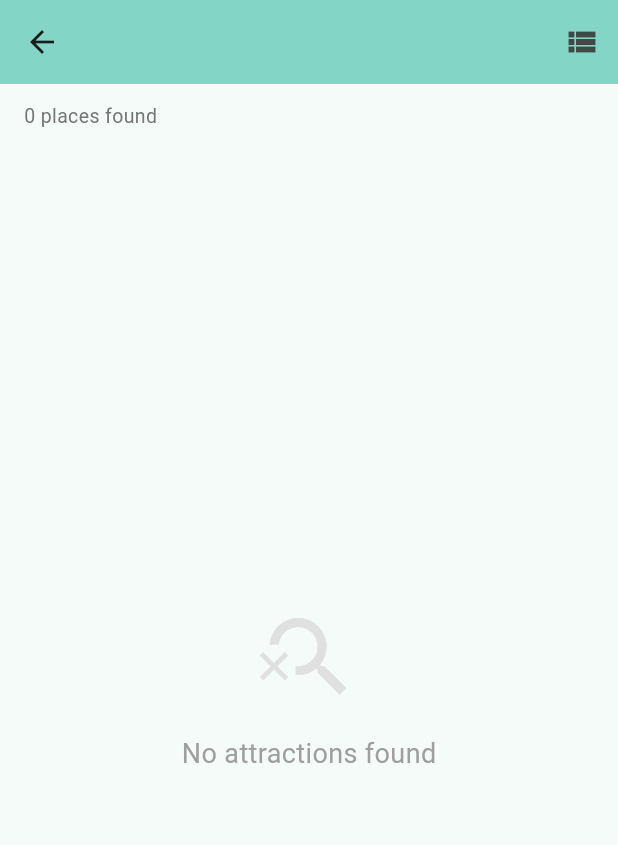
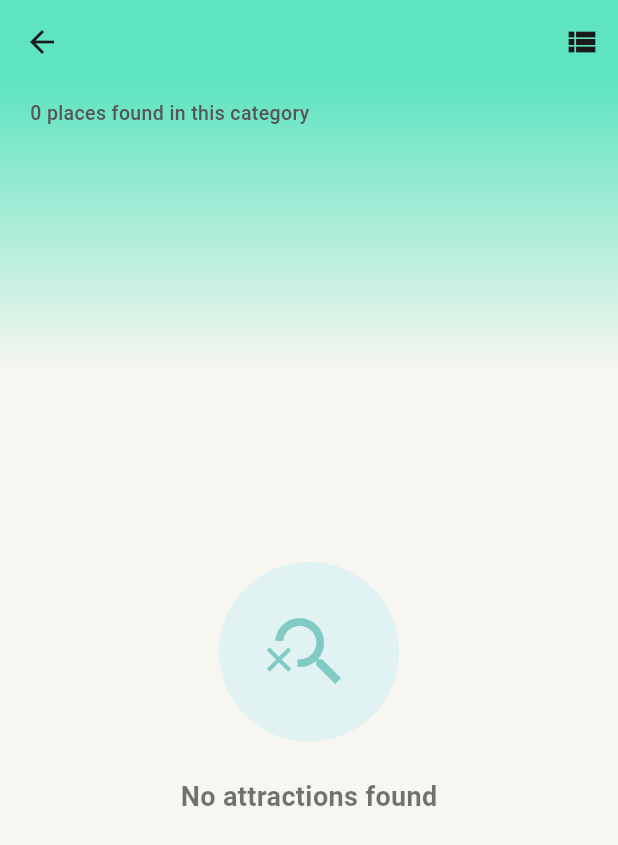
Before and after one commit to HANSI37-A/SriLanka-travel-guide, a Flutter app: the CategoryScreen screen opened directly with empty values, on a phone screen of 412 x 824 dp. Shown: the top 845 px of the screen. Run offline on Flutter 3.47's test engine with Material 3 defaults, Android fonts, the phone set to English and light mode, and no system bars; our stand-ins replace geolocator, image_picker, shared_preferences, sqflite; accounts and stored records are empty; network calls fail.

Commit message:
Refactor CategoryScreen layout; update styling and implement PlaceCard for attractions display

```diff
--- a/lib/screens/category_screen.dart
+++ b/lib/screens/category_screen.dart
@@ -1,6 +1,6 @@
 import 'package:flutter/material.dart';
 import '../models/attraction.dart';
-import '../widgets/attraction_card.dart';
+import '../widgets/place_card.dart';
 
 class CategoryScreen extends StatefulWidget {
   final String title;
@@ -29,12 +29,18 @@ class _CategoryScreenState extends State<CategoryScreen> {
         .toList();
 
     return Scaffold(
+      backgroundColor: const Color(0xFFF8F6F0),
       appBar: AppBar(
         title: Text(
           widget.title,
-          style: const TextStyle(fontWeight: FontWeight.bold),
+          style: const TextStyle(
+            fontWeight: FontWeight.bold,
+            color: Color(0xFF1A1A1A),
           ),
-        backgroundColor: Theme.of(context).colorScheme.inversePrimary,
+        ),
+        elevation: 0,
+        backgroundColor: const Color(0xFF5FE4C1), // Seamlessly flows down into the container gradient
+        foregroundColor: const Color(0xFF1A1A1A),
         actions: [
           IconButton(
             icon: Icon(_isGridView ? Icons.view_list : Icons.grid_view),
@@ -43,59 +49,111 @@ class _CategoryScreenState extends State<CategoryScreen> {
           ),
         ],
       ),
-      body: Column(
+      body: Container(
+        decoration: const BoxDecoration(
+          gradient: LinearGradient(
+            begin: Alignment.topCenter,
+            end: Alignment.bottomCenter,
+            colors: [
+              Color(0xFF5FE4C1), // High deeper accent teal finish tint
+              Color(0xFFF8F6F0), // Low flat cream body structure tone
+            ],
+            stops: [0.0, 0.25], // Fades nicely within top header portion bounds
+          ),
+        ),
+        child: Column(
           children: [
-          // Count Header
+
             Padding(
-            padding: const EdgeInsets.fromLTRB(16, 12, 16, 8),
+              padding: const EdgeInsets.symmetric(horizontal: 20, vertical: 10),
               child: Row(
                 children: [
                   Text(
-                  '${displayList.length} places found',
-                  style: TextStyle(color: Colors.grey[600], fontSize: 13),
+                    '${displayList.length} places found in this category',
+                    style: const TextStyle(
+                      color: Color(0xFF555555),
+                      fontSize: 13,
+                      fontWeight: FontWeight.w500,
+                    ),
                   ),
                 ],
               ),
             ),
-          if (displayList.isEmpty)
+
+            // ── Content Layout ────────────────────────────
             Expanded(
-              child: Center(
+              child: displayList.isEmpty
+                  ? _buildEmptyState()
+                  : _isGridView
+                      ? _buildGridView(displayList)
+                      : _buildListView(displayList),
+            ),
+          ],
+        ),
+      ),
+    );
+  }
+
+
+  Widget _buildEmptyState() {
+    return Center(
       child: Column(
         mainAxisAlignment: MainAxisAlignment.center,
         children: [
-                    Icon(Icons.search_off, size: 70, color: Colors.grey[300]),
-                    const SizedBox(height: 16),
-                    Text('No attractions found',
-                        style: TextStyle(fontSize: 18, color: Colors.grey[500])),
-                  ],
+          Container(
+            width: 120,
+            height: 120,
+            decoration: BoxDecoration(
+              color: Colors.teal.shade50,
+              shape: BoxShape.circle,
             ),
+            child: Icon(Icons.search_off, size: 60, color: Colors.teal.shade200),
           ),
-            )
-          else
-            Expanded(
-              child: _isGridView
-                  ? GridView.builder(
-                      padding: const EdgeInsets.all(12),
-                      gridDelegate:
-                          const SliverGridDelegateWithFixedCrossAxisCount(
-                        crossAxisCount: 2,
-                        childAspectRatio: 0.78,
-                        crossAxisSpacing: 12,
-                        mainAxisSpacing: 12,
-                      ),
-                      itemCount: displayList.length,
-                      itemBuilder: (_, i) =>
-                          AttractionCard(attraction: displayList[i], isGrid: true),
-                    )
-                  : ListView.builder(
-                      padding: const EdgeInsets.all(12),
-                      itemCount: displayList.length,
-                      itemBuilder: (_, i) =>
-                          AttractionCard(attraction: displayList[i], isGrid: false),
-                    ),
+          const SizedBox(height: 24),
+          const Text(
+            'No attractions found',
+            style: TextStyle(fontSize: 18, fontWeight: FontWeight.bold, color: Colors.black54),
           ),
         ],
       ),
     );
   }
+
+  // Clean uniform grid mapping incorporating PlaceCard details
+  Widget _buildGridView(List<Attraction> displayList) {
+    return GridView.builder(
+      padding: const EdgeInsets.fromLTRB(16, 4, 16, 16),
+      gridDelegate: const SliverGridDelegateWithFixedCrossAxisCount(
+        crossAxisCount: 2,
+        childAspectRatio: 0.75,
+        crossAxisSpacing: 12,
+        mainAxisSpacing: 12,
+      ),
+      itemCount: displayList.length,
+      itemBuilder: (_, i) => PlaceCard(
+        attraction: displayList[i],
+        width: double.infinity,
+        height: double.infinity,
+      ),
+    );
   }
+
+  // Alternative structured item layout tracking option
+  Widget _buildListView(List<Attraction> displayList) {
+    return ListView.builder(
+      padding: const EdgeInsets.fromLTRB(16, 4, 16, 16),
+      itemCount: displayList.length,
+      itemBuilder: (_, i) => Padding(
+        padding: const EdgeInsets.only(bottom: 12),
+        child: SizedBox(
+          height: 140, // Uniform fixed baseline row bounds setup
+          child: PlaceCard(
+            attraction: displayList[i],
+            width: double.infinity,
+            height: double.infinity,
+          ),
+        ),
+      ),
+    );
+  }
+}
```
Lines whose indentation alone changed are shown as unchanged.
